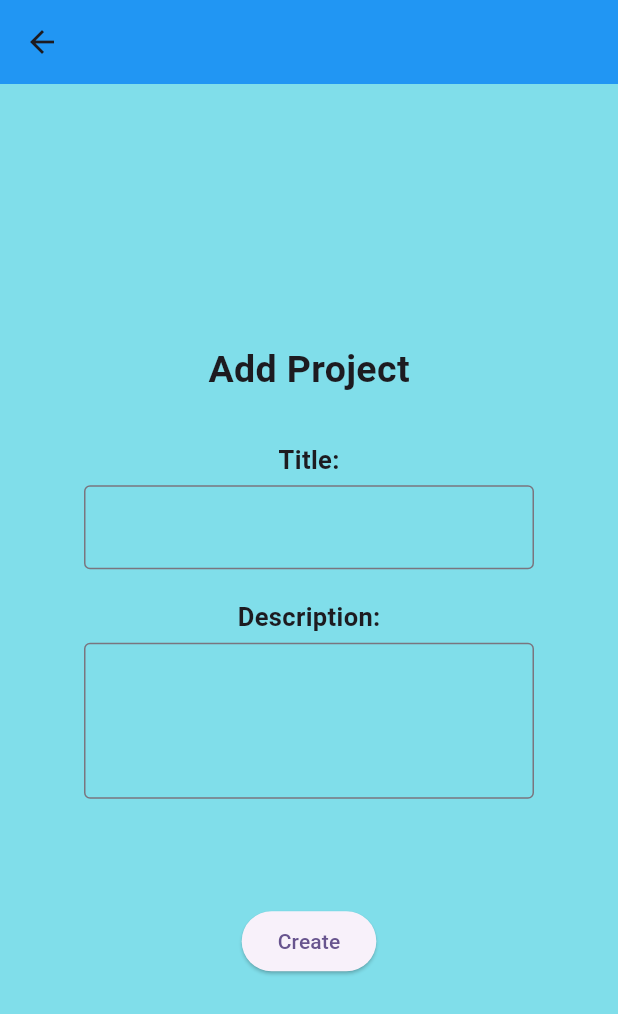
After one commit to aleleotta/TeamVortex, a Flutter app: the CreateProjectPage screen opened by its route, on a phone screen of 412 x 824 dp. The commit adds this screen. Shown: the top 1014 px of the screen. Run offline on Flutter 3.47's test engine with Material 3 defaults, Android fonts, the phone set to English and light mode, and no system bars; our stand-ins replace cloud_firestore, firebase_auth, firebase_core; accounts and stored records are empty.

Commit message:
The project cards can now be visualized.

```diff
--- a/lib/models/entities/Project.dart
+++ b/lib/models/entities/Project.dart
@@ -8,6 +8,7 @@ class Project {
   String _creatorRef = "";
   String _creatorUsername = "";
   DateTime _creationDate = DateTime.now();
+  List<dynamic> _members = [];
 
   // Getters
   String get docId => _docId;
@@ -16,23 +17,25 @@ class Project {
   String get creatorRef => _creatorRef;
   String get creatorUsername => _creatorUsername;
   DateTime get creationDate => _creationDate;
+  List<dynamic> get members => _members;
 
   // Setters
   set title(String title) {
-    if (title.length >= 3) {
-      _title = title;
-    }
+    _title = title;
   }
   set description(String description) => _description = description;
 
   // Constructors
-  Project({String docId = "", required String title, String description = "", required creatorRef, required creatorUsername, required creationDate}) {
+  Project({String docId = "", required String title, String description = "",
+  required creatorRef, required creatorUsername, required creationDate, required members}) {
     _docId = docId;
     if (title.length >= 3) {
       _title = title;
     }
     _description = description;
     _creatorRef = creatorRef;
+    _creatorUsername = creatorUsername;
     _creationDate = creationDate;
+    _members = members;
   }
 }
--- a/lib/models/services/firebase_auth_services.dart
+++ b/lib/models/services/firebase_auth_services.dart
@@ -36,4 +36,6 @@ class FirebaseAuthServices {
     }
     return resultCode;
   }
+
+  Future<String?> getCurrentUsername() async => _auth.currentUser?.displayName;
 }
--- a/lib/models/services/firestore_extensions/firestore_projects.dart
+++ b/lib/models/services/firestore_extensions/firestore_projects.dart
@@ -1,5 +1,6 @@
 import 'package:cloud_firestore/cloud_firestore.dart';
 import 'package:teamvortex/models/entities/Project.dart';
+import 'package:teamvortex/models/services/firebase_auth_services.dart';
 
 class FirestoreProjects {
   final FirebaseFirestore _firestore = FirebaseFirestore.instance;
@@ -7,11 +8,13 @@ class FirestoreProjects {
   Future<int> createProject(Project project) async {
     int statusCode = 0;
     try {
-      await _firestore.collection("projects").add({
+      await _firestore.collection("projects").add(<String, dynamic>{
         "title": project.title,
         "description": project.description,
         "creatorRef": project.creatorRef,
-        "creationDate": project.creationDate
+        "creatorUsername": project.creatorUsername,
+        "creationDate": project.creationDate,
+        "members": project.members
       });
     }
     catch (err) {
@@ -20,20 +23,24 @@ class FirestoreProjects {
     return statusCode;
   }
 
-  Future<List<Project>> getProjects() async {
+  Future<List<Project>> getProjects() async { //Get all projects that include user as member.
     List<Project> projects = [];
     QuerySnapshot<Map<String, dynamic>>? querySnapshot;
     try {
-      querySnapshot = await _firestore.collection("projects").get();
+      querySnapshot = await _firestore
+      .collection("projects")  // Keep an eye on this code. Can't trust it.
+      .where("members", arrayContains: await FirebaseAuthServices().getCurrentUsername())
+      .get();
       for (var doc in querySnapshot.docs) {
         projects.add(
           Project(
-            docId: doc.id,
+            docId: doc.id, // Document unique ID
             title: doc.data()["title"],
             description: doc.data()["description"],
             creatorRef: doc.data()["creatorRef"],
             creatorUsername: doc.data()["creatorUsername"],
-            creationDate: doc.data()["creationDate"],
+            creationDate: doc.data()["creationDate"].toDate(),
+            members: doc.data()["members"],
           )
         );
       }
--- /dev/null
+++ b/lib/viewmodels/create_project_vm.dart
@@ -0,0 +1,48 @@
+import 'package:flutter/material.dart';
+import 'package:teamvortex/models/entities/Project.dart';
+import 'package:teamvortex/models/services/firebase_auth_services.dart';
+import 'package:teamvortex/models/services/firebase_firestore_services.dart';
+import 'package:teamvortex/models/services/firestore_extensions/firestore_projects.dart';
+
+class CreateProjectViewModel extends ChangeNotifier {
+  Project? _project;
+  String errorMessage = "";
+
+  Future<int> createNewProject(String title, String description) async {
+    int statusCode = 0;
+    try {
+      if (title.isEmpty || description.isEmpty) {
+        errorMessage = "All fields need to be filled in.";
+        statusCode = -1;
+      } else {
+        String? username = await FirebaseAuthServices().getCurrentUsername();
+        String? userReference = await FirebaseFirestoreServices().getUserReference(username!);
+        if (username.isNotEmpty && userReference.isNotEmpty) {
+          _project = Project(
+            title: title,
+            description: description,
+            creatorRef: userReference,
+            creatorUsername: username,
+            creationDate: DateTime.now(),
+            members: [username]
+          );
+        }
+        if (_project == null) {
+          errorMessage = "An internal error has occured.";
+          statusCode = -1;
+        } else {
+          statusCode = await FirestoreProjects().createProject(_project!);
+        }
+      }
+    }
+    catch (err) {
+      errorMessage = "An internal error has occured.";
+      statusCode = -1;
+    }
+    if (statusCode == 0) {
+      errorMessage = "";
+    }
+    notifyListeners();
+    return statusCode;
+  }
+}
--- /dev/null
+++ b/lib/views/create_project.dart
@@ -0,0 +1,64 @@
+import 'package:flutter/material.dart';
+import 'package:provider/provider.dart';
+import 'package:teamvortex/viewmodels/create_project_vm.dart';
+import 'package:teamvortex/views/widgets/inputs.dart';
+
+class CreateProjectPage extends StatelessWidget {
+  CreateProjectPage({super.key});
+  final TextEditingController _titleController = TextEditingController();
+  final TextEditingController _descriptionController = TextEditingController();
+
+  @override
+  Widget build(BuildContext context) {
+    return Scaffold(
+      body: LayoutBuilder(
+        builder: (context, constraints) {
+          return _createProjectView(context, constraints.maxWidth, constraints.maxHeight);
+        },
+      ),
+    );
+  }
+
+  Widget _createProjectView(BuildContext context, double screenWidth, double screenHeight) {
+    double fieldLength = 300;
+    return Scaffold(
+      appBar: AppBar(
+        backgroundColor: Colors.blue,
+        automaticallyImplyLeading: true,
+      ),
+      body: Container(
+        color: Colors.cyan[100],
+        child: Center(
+          child: Container(
+            color: Colors.cyan[200],
+            width: 500,
+            child: Padding(
+              padding: const EdgeInsets.all(16),
+              child: Column(
+                crossAxisAlignment: CrossAxisAlignment.center,
+                mainAxisAlignment: MainAxisAlignment.center,
+                children: <Widget>[
+                  const Text("Add Project", style: TextStyle(fontWeight: FontWeight.bold, fontSize: 25)),
+                  const SizedBox(height: 30),
+                  inputFieldWithLabel("Title:", maxWidth: fieldLength, controller: _titleController),
+                  const SizedBox(height: 20),
+                  inputFieldWithLabel("Description:", maxWidth: fieldLength, maxLines: 3, controller: _descriptionController),
+                  const SizedBox(height: 20),
+                  errorMessage(context.watch<CreateProjectViewModel>().errorMessage),
+                  const SizedBox(height: 30),
+                  ElevatedButton(
+                    onPressed: () {
+                      context.read<CreateProjectViewModel>().createNewProject(_titleController.text, _descriptionController.text);
+                      Navigator.pop(context);
+                    },
+                    child: const Text("Create"),
+                  ),
+                ],
+              ),
+            ),
+          ),
+        ),
+      )
+    );
+  }
+}
--- a/lib/views/login_page.dart
+++ b/lib/views/login_page.dart
@@ -40,11 +40,11 @@ class LoginPage extends StatelessWidget {
                 style: TextStyle(fontSize: 30, fontWeight: FontWeight.bold)
                 ),
                 const SizedBox(height: 40),
-                inputField("Username/Email", controller: _usernameEmailController, maxWidth: 250),
+                inputFieldWithHoveringLabel("Username/Email", controller: _usernameEmailController, maxWidth: 250),
                 const SizedBox(height: 20),
                 Stack(
               children: <Widget>[
-                inputField("Password", maxWidth: 250, controller: _passwordController, isPassword: !context.watch<LoginRegisterViewModel>().passwordVisible),
+                inputFieldWithHoveringLabel("Password", maxWidth: 250, controller: _passwordController, isPassword: !context.watch<LoginRegisterViewModel>().passwordVisible),
                 Positioned(
                   right: 0,
                   child: IconButton(
--- a/lib/views/widgets/inputs.dart
+++ b/lib/views/widgets/inputs.dart
@@ -3,11 +3,13 @@ import 'package:provider/provider.dart';
 import 'package:teamvortex/models/entities/Project.dart';
 import 'package:teamvortex/viewmodels/nav_bar_vm.dart';
 
-Widget inputField(String? labelName, {bool isPassword = false, TextEditingController? controller, double maxWidth = 200}) {
+Widget inputFieldWithHoveringLabel(String? labelName, {bool isPassword = false,
+TextEditingController? controller, double maxWidth = 200, int maxLines = 1}) {
   return SizedBox(
     width: maxWidth,
     child: Center(
       child: TextField(
+        maxLines: maxLines,
         controller: controller,
         decoration: InputDecoration(
           labelText: labelName,
@@ -16,6 +18,27 @@ Widget inputField(String? labelName, {bool isPassword = false, TextEditingContro
         obscureText: isPassword,
       ),
     )
+  );
+}
+
+Widget inputFieldWithLabel(String labelName, {bool isPassword = false,
+TextEditingController? controller, double maxWidth = 200, int maxLines = 1}) {
+  return Column(
+    children: <Widget>[
+      Text(labelName, style: const TextStyle(fontWeight: FontWeight.bold, fontSize: 17)),
+      const SizedBox(height: 5),
+      SizedBox(
+        width: maxWidth,
+        child: TextField(
+          maxLines: maxLines,
+          obscureText: isPassword,
+          controller: controller,
+          decoration: const InputDecoration(
+            border: OutlineInputBorder(),
+          ),
+        )
+      )
+    ]
   );
 }
 
@@ -77,7 +100,10 @@ NavigationBar navigationBar(BuildContext context) {
   );
 }
 
-Widget projectCard(String title, String description, String creatorRef, int day, int month, int year) {
+Widget projectCard({required Project project}) {
+  int day = project.creationDate.day;
+  int month = project.creationDate.month;
+  int year = project.creationDate.year;
   return Column(
     children: <SizedBox>[
       SizedBox(
@@ -91,7 +117,7 @@ Widget projectCard(String title, String description, String creatorRef, int day,
                 top: 10,
                 left: 10,
                 child: Text(
-                  title,
+                  project.title,
                   style: const TextStyle(
                     fontSize: 22,
                     fontWeight: FontWeight.bold
@@ -102,7 +128,7 @@ Widget projectCard(String title, String description, String creatorRef, int day,
                 top: 55,
                 left: 10,
                 child: Text(
-                  description
+                  project.description
                 ),
               ),
               Positioned(
@@ -118,7 +144,7 @@ Widget projectCard(String title, String description, String creatorRef, int day,
                     ),
                     const SizedBox(width: 5),
                     Text(
-                      creatorRef,
+                      project.creatorUsername,
                       style: const TextStyle(
                         fontWeight: FontWeight.bold,
                       ),
```
Also changed, not shown: lib/main.dart (+6 -3 lines), lib/models/entities/Account.dart (+11 -17 lines), lib/models/services/firebase_firestore_services.dart (+16 -1 lines), lib/viewmodels/projects_vm.dart (+9 -12 lines), lib/views/projects_page.dart (+8 -16 lines), lib/views/register_page.dart (+6 -6 lines).
